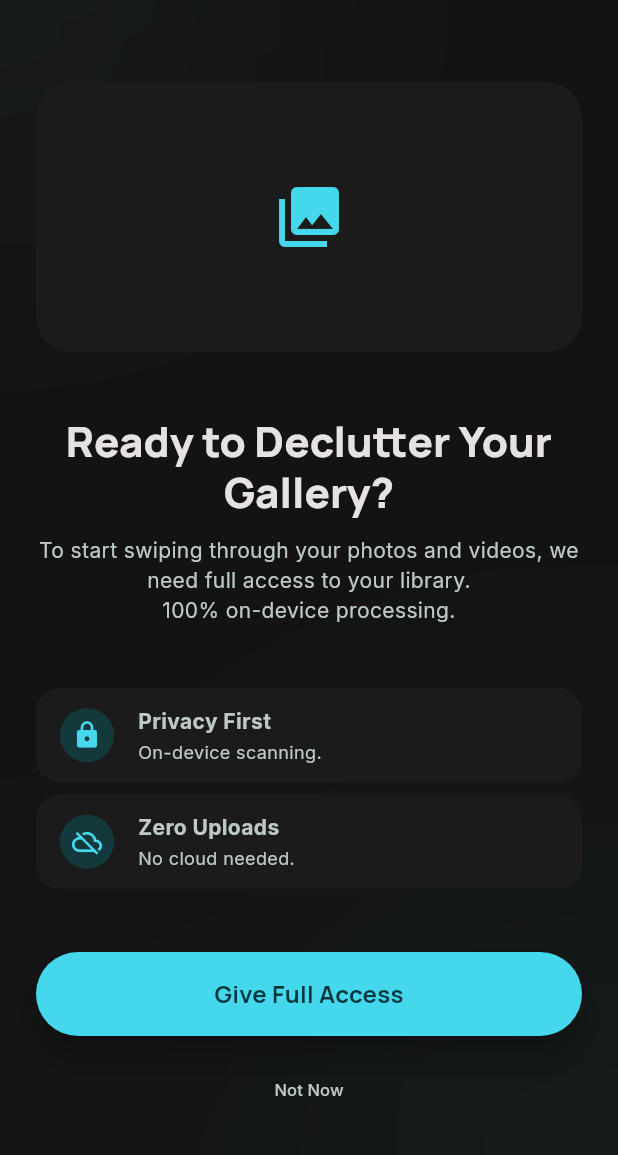
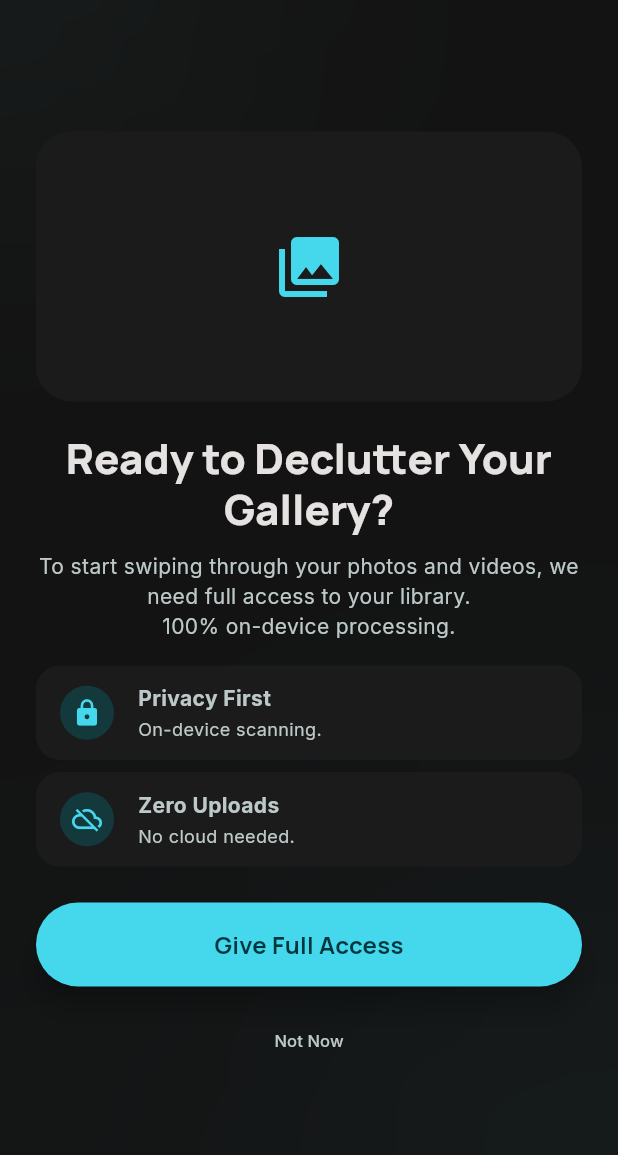
Before and after one commit to Askarov5/swipify, a Flutter app: the screen it shows after launch, on a phone screen of 412 x 824 dp, the part 47-1202 px from its top. Run offline on Flutter 3.47's test engine with Material 3 defaults, Android fonts, the phone set to English and light mode, and no system bars; our stand-ins replace flutter_riverpod, google_fonts, shared_preferences, video_player.

```diff
--- a/lib/features/permissions/onboarding_screen.dart
+++ b/lib/features/permissions/onboarding_screen.dart
@@ -83,8 +83,17 @@ class _OnboardingScreenState extends ConsumerState<OnboardingScreen> {
                 Expanded(
                   child: Padding(
                     padding: const EdgeInsets.symmetric(horizontal: 24.0),
+                    child: LayoutBuilder(
+                      builder: (context, constraints) {
+                        return SingleChildScrollView(
+                          clipBehavior: Clip.none,
+                          child: ConstrainedBox(
+                            constraints: BoxConstraints(
+                              minHeight: constraints.maxHeight,
+                            ),
                             child: Column(
-                      mainAxisAlignment: MainAxisAlignment.spaceEvenly,
+                              mainAxisAlignment: MainAxisAlignment.center,
+                              mainAxisSize: MainAxisSize.min,
                               crossAxisAlignment: CrossAxisAlignment.center,
                               children: [
                                 // Hero Illustration Proxy
@@ -104,6 +113,8 @@ class _OnboardingScreenState extends ConsumerState<OnboardingScreen> {
                                   ),
                                 ),
 
+                                const SizedBox(height: 20),
+
                                 // Headline & Content
                                 Column(
                                   children: [
@@ -121,10 +132,14 @@ class _OnboardingScreenState extends ConsumerState<OnboardingScreen> {
                                     Text(
                                       'To start swiping through your photos and videos, we need full access to your library.\n100% on-device processing.',
                                       textAlign: TextAlign.center,
-                              style: Theme.of(context).textTheme.bodyMedium,
+                                      style: Theme.of(context)
+                                          .textTheme
+                                          .bodyMedium,
                                     ),
                                   ],
                                 ),
+
+                                const SizedBox(height: 16),
 
                                 // Key Benefits Bento-ish
                                 Column(
@@ -143,6 +158,8 @@ class _OnboardingScreenState extends ConsumerState<OnboardingScreen> {
                                   ],
                                 ),
 
+                                const SizedBox(height: 24),
+
                                 // Actions
                                 Column(
                                   children: [
@@ -150,16 +167,21 @@ class _OnboardingScreenState extends ConsumerState<OnboardingScreen> {
                                       width: double.infinity,
                                       child: ElevatedButton(
                                         style: ElevatedButton.styleFrom(
-                                  backgroundColor: SwipifyTheme.primary,
-                                  foregroundColor: SwipifyTheme.onPrimary,
-                                  padding:
-                                      const EdgeInsets.symmetric(vertical: 16),
+                                          backgroundColor:
+                                              SwipifyTheme.primary,
+                                          foregroundColor:
+                                              SwipifyTheme.onPrimary,
+                                          padding: const EdgeInsets.symmetric(
+                                              vertical: 16),
                                           shape: RoundedRectangleBorder(
-                                    borderRadius: BorderRadius.circular(32),
+                                            borderRadius:
+                                                BorderRadius.circular(32),
                                           ),
                                           elevation: 8,
                                         ),
-                                onPressed: _isLoading ? null : () async {
+                                        onPressed: _isLoading
+                                            ? null
+                                            : () async {
                                   // 1. Check current permission status
                                   final currentStatus =
                                       await NativeGalleryHelper
@@ -238,6 +260,10 @@ class _OnboardingScreenState extends ConsumerState<OnboardingScreen> {
                           ],
                         ),
                               ],
+                            ),
+                          ),
+                        );
+                      },
                     ),
                   ),
                 ),
--- a/lib/main.dart
+++ b/lib/main.dart
@@ -36,7 +36,7 @@ class SwipifyApp extends StatelessWidget {
   @override
   Widget build(BuildContext context) {
     return MaterialApp(
-      title: 'Digital Curator',
+      title: 'Swipify',
       theme: SwipifyTheme.darkTheme,
       home: initialRouteIsLibrary
           ? const LibraryReviewScreen()
--- a/pubspec.yaml
+++ b/pubspec.yaml
@@ -1,5 +1,5 @@
 name: swipify
-description: "The Digital Curator Platform - A swipe-to-clean privacy-first app."
+description: "Swipify - A swipe-to-clean privacy-first app."
 publish_to: 'none'
 
 version: 1.0.0+1
```
Also changed, not shown: 4 other files. Lines whose indentation alone changed are shown as unchanged.
